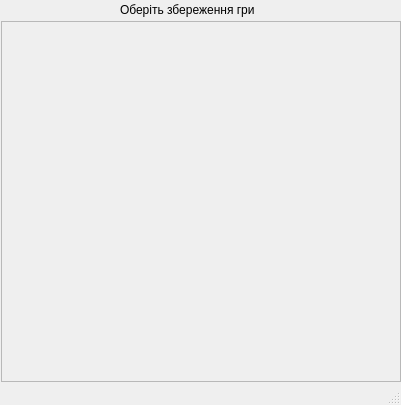
Above: Lab6/windows/downloadwindow.ui from x-FIREFOUR-x/AlgoLab6 before the change. Below: the same form after it.
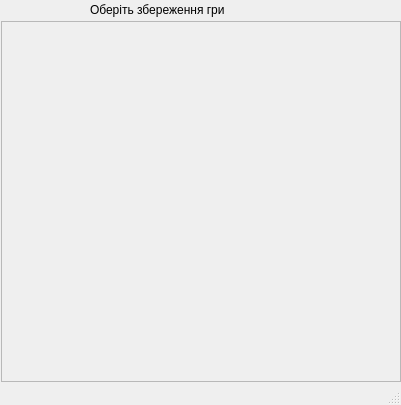
That is the form after the change.

What changed in the file:
```diff
--- a/Lab6/windows/downloadwindow.ui
+++ b/Lab6/windows/downloadwindow.ui
@@ -40,9 +40,9 @@
    <widget class="QLabel" name="label">
     <property name="geometry">
      <rect>
-      <x>120</x>
+      <x>90</x>
       <y>0</y>
-      <width>151</width>
+      <width>211</width>
       <height>20</height>
      </rect>
     </property>
```
